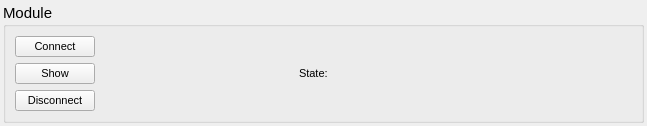
Qt form core/hq/ui/module_card_carlainterface.ui (tud-hri/joan) before a commit.
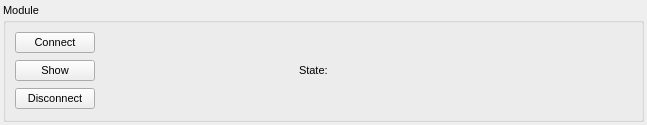
The same form after that commit.

Commit message: fixed spawnpoint check bug

```diff
--- a/core/hq/ui/module_card_carlainterface.ui
+++ b/core/hq/ui/module_card_carlainterface.ui
@@ -33,7 +33,7 @@
     <widget class="QGroupBox" name="grpbox">
      <property name="font">
       <font>
-       <pointsize>11</pointsize>
+       <pointsize>8</pointsize>
        <weight>50</weight>
        <bold>false</bold>
       </font>
```
The commit also changes 1 other file.
